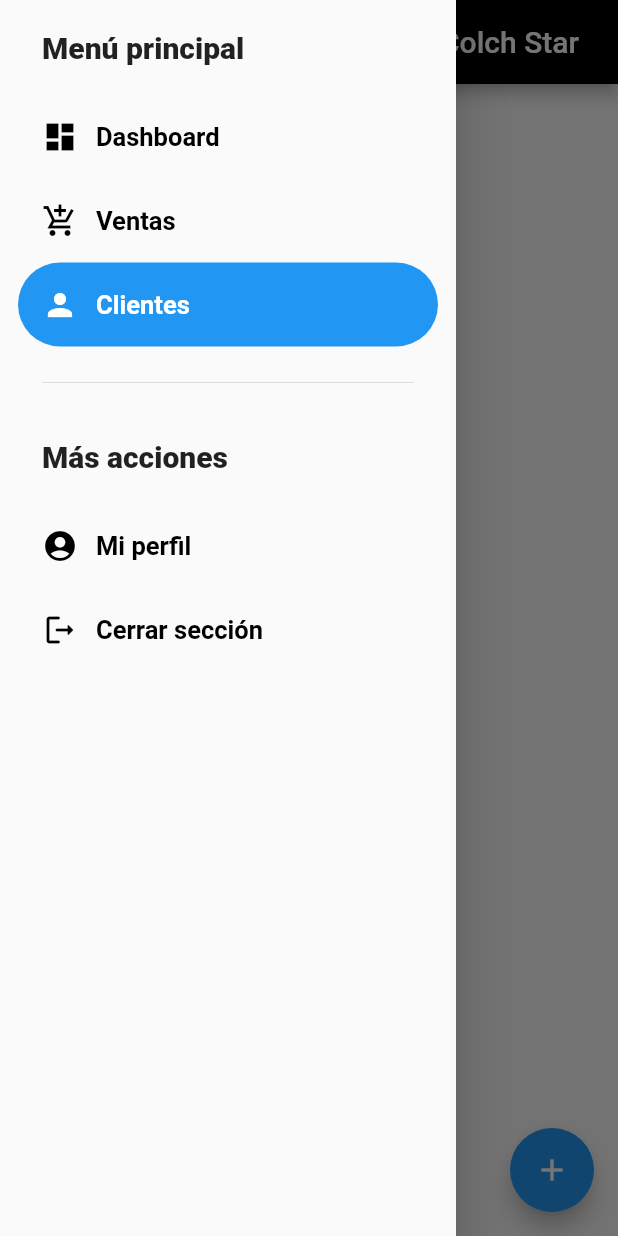
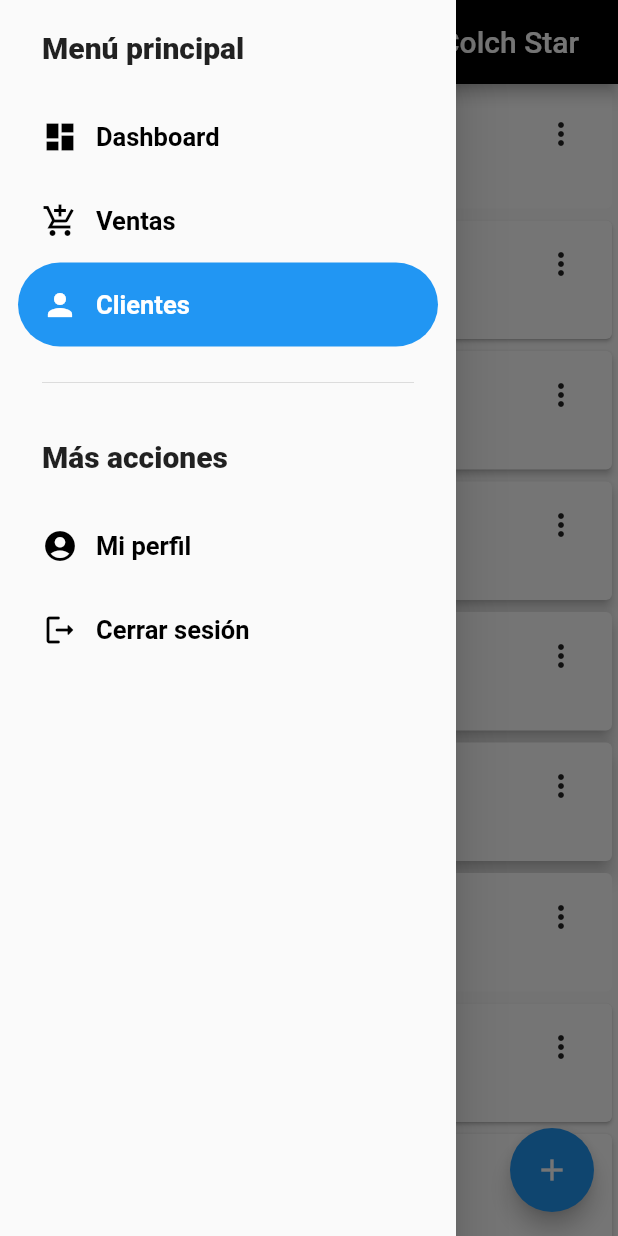
Before and after one commit to JESUS3928CF/colch_star_movile, a Flutter app: the CustomersScreen screen opened directly, with the side drawer open, on a phone screen of 412 x 824 dp. Run offline on Flutter 3.47's test engine with Material 2 defaults, Android fonts, the phone set to English and light mode, and no system bars.

Commit message:
se inicio la creación de los card de clientes 15%

```diff
--- a/lib/presentation/screens/customers_screen.dart
+++ b/lib/presentation/screens/customers_screen.dart
@@ -1,8 +1,18 @@
 import 'package:colch_stat_app/presentation/widgets/app_bar.dart';
 import 'package:colch_stat_app/presentation/widgets/side_menu.dart';
 import 'package:flutter/material.dart';
+import 'customers_create.dart';
 
-import 'customers_create.dart';
+//* Para no tener que definer tantas veses las tarjas solo una ves
+const cards = <Map<String,dynamic>>[
+  {'elevation': 0.0, 'label': 'Cliente 0'},
+  {'elevation': 1.0, 'label': 'Cliente 1'},
+  {'elevation': 2.0, 'label': 'Cliente 2'},
+  {'elevation': 3.0, 'label': 'Cliente 3'},
+  {'elevation': 4.0, 'label': 'Cliente 4'},
+  {'elevation': 5.0, 'label': 'Cliente 5'},
+];
+
 
 class CustomersScreen extends StatefulWidget {
   const CustomersScreen({super.key});
@@ -18,9 +28,7 @@ class _CustomersScreenState extends State<CustomersScreen> {
         appBar: const PreferredSize(
             preferredSize: Size.fromHeight(kToolbarHeight),
             child: AppBarColch()),
-        body: const Row(
-          children: [],
-        ),
+        body: _CustomerView(),
 
         floatingActionButton: FloatingActionButton(
             child: const Icon(Icons.add),
@@ -34,4 +42,46 @@ class _CustomersScreenState extends State<CustomersScreen> {
   }
 }
 
-class Navigation {}
+class _CustomerView extends StatelessWidget {
+
+  @override
+  Widget build(BuildContext context) {
+    return SingleChildScrollView(
+      child: Column(
+        children: [
+          ...cards.map(( card ) => _CardType1(elevation: card['elevation'], label: card['label'])),
+          ...cards.map(( card ) => _CardType1(elevation: card['elevation'], label: card['label']))
+
+        ],
+      ),
+    );
+  }
+}
+
+class _CardType1 extends StatelessWidget {
+
+  final String label;
+  final double elevation;
+  const _CardType1({required this.label, required this.elevation});
+
+  @override
+  Widget build(BuildContext context) {
+    return Card(elevation: elevation,
+    child: Padding(padding: const EdgeInsets.fromLTRB(10, 5, 10, 10),
+      child: Column(children: [
+        Align(
+          alignment: Alignment.topRight,
+          child: IconButton(
+            icon: const Icon(Icons.more_vert_outlined),
+            onPressed: (){},
+          )),
+          Align(
+            alignment: Alignment.bottomLeft,
+            child: Text(label),
+          )
+      ]),
+    ),
+
+    );
+  }
+}
--- a/lib/presentation/widgets/side_menu.dart
+++ b/lib/presentation/widgets/side_menu.dart
@@ -88,7 +88,7 @@ class _SideMenuState extends State<SideMenu> {
           NavigationDrawerDestination(
               icon: const Icon(Icons.account_circle), label: Text('Mi perfil', style: menuItemsTextStyle,)),
           NavigationDrawerDestination(
-              icon: const Icon(Icons.logout_rounded), label: Text('Cerrar sección', style: menuItemsTextStyle,)),
+              icon: const Icon(Icons.logout_rounded), label: Text('Cerrar sesión', style: menuItemsTextStyle,)),
         ]);
   }
 }
```
